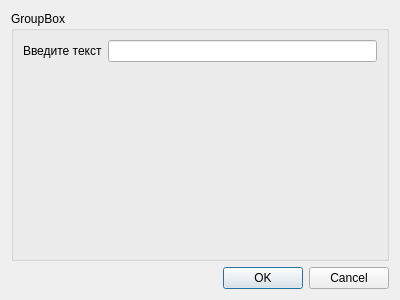
Qt form C++/Qt/test2/dialog.ui (Sakamoto45/Semestr_6) before a commit.
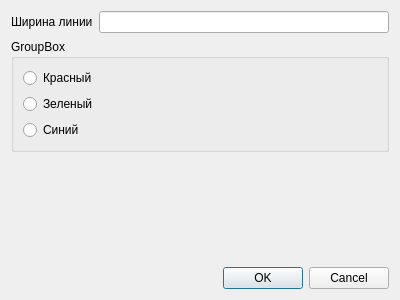
The same form after that commit.

```diff
--- a/C++/Qt/test2/dialog.ui
+++ b/C++/Qt/test2/dialog.ui
@@ -14,31 +14,72 @@
    <string>Dialog</string>
   </property>
   <layout class="QVBoxLayout" name="verticalLayout">
+   <item>
+    <layout class="QHBoxLayout" name="width_line">
+     <item>
+      <widget class="QLabel" name="label">
+       <property name="sizePolicy">
+        <sizepolicy hsizetype="Minimum" vsizetype="Minimum">
+         <horstretch>0</horstretch>
+         <verstretch>0</verstretch>
+        </sizepolicy>
+       </property>
+       <property name="text">
+        <string>Ширина линии</string>
+       </property>
+      </widget>
+     </item>
+     <item>
+      <widget class="QLineEdit" name="width_input"/>
+     </item>
+    </layout>
+   </item>
    <item>
     <widget class="QGroupBox" name="groupBox">
+     <property name="enabled">
+      <bool>true</bool>
+     </property>
      <property name="title">
       <string>GroupBox</string>
      </property>
-     <layout class="QFormLayout" name="formLayout">
-      <item row="0" column="0">
-       <widget class="QLabel" name="label">
-        <property name="sizePolicy">
-         <sizepolicy hsizetype="Minimum" vsizetype="Minimum">
-          <horstretch>0</horstretch>
-          <verstretch>0</verstretch>
-         </sizepolicy>
+     <layout class="QVBoxLayout" name="verticalLayout_2">
+      <item>
+       <widget class="QRadioButton" name="Red">
+        <property name="text">
+         <string>Красный</string>
         </property>
+       </widget>
+      </item>
+      <item>
+       <widget class="QRadioButton" name="Green">
         <property name="text">
-         <string>Введите текст</string>
+         <string>Зеленый</string>
         </property>
        </widget>
       </item>
-      <item row="0" column="1">
-       <widget class="QLineEdit" name="lineEdit"/>
+      <item>
+       <widget class="QRadioButton" name="Blue">
+        <property name="text">
+         <string>Синий</string>
+        </property>
+       </widget>
       </item>
      </layout>
     </widget>
    </item>
+   <item>
+    <spacer name="verticalSpacer">
+     <property name="orientation">
+      <enum>Qt::Vertical</enum>
+     </property>
+     <property name="sizeHint" stdset="0">
+      <size>
+       <width>20</width>
+       <height>40</height>
+      </size>
+     </property>
+    </spacer>
+   </item>
    <item>
     <widget class="QDialogButtonBox" name="buttonBox">
      <property name="standardButtons">
```
